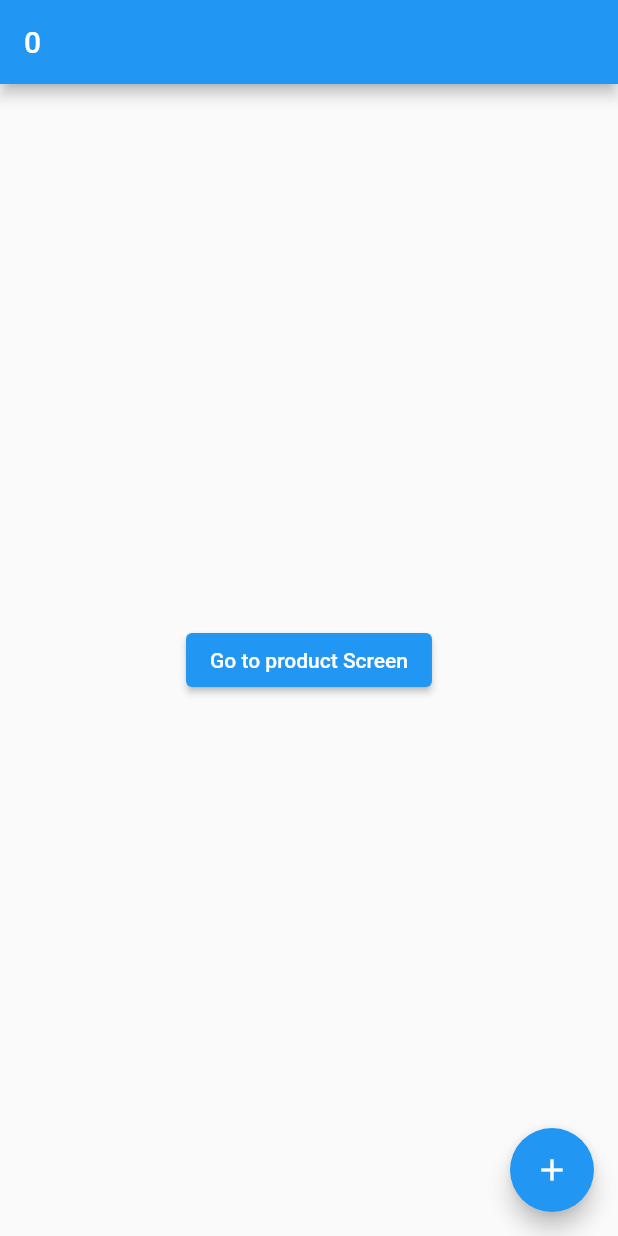
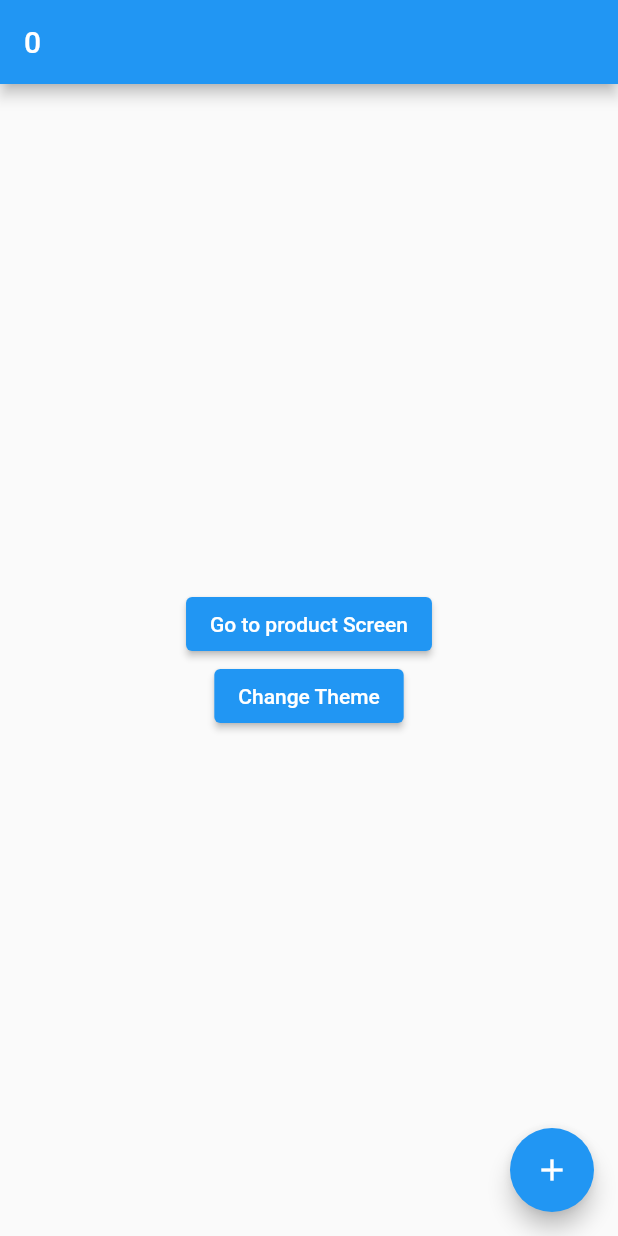
Before and after one commit to muhammadhuzaifakhan1133/getx-learning, a Flutter app: the screen it shows after launch, on a phone screen of 412 x 824 dp. Run offline on Flutter 3.47's test engine with Material 2 defaults, Android fonts, the phone set to English and light mode, and no system bars; our stand-ins replace get.

```diff
--- a/learning/lib/views/home.dart
+++ b/learning/lib/views/home.dart
@@ -14,11 +14,23 @@ class HomeView extends StatelessWidget {
     return Scaffold(
       appBar: AppBar(title: Obx(() => Text("${controller.count}"))),
       body: Center(
-          child: ElevatedButton(
-              onPressed: () {
-                Get.to(const ProductView());
-              },
-              child: const Text("Go to product Screen"))),
+        child: Column(
+          mainAxisAlignment: MainAxisAlignment.center,
+          children: [
+            ElevatedButton(
+                onPressed: () {
+                  Get.to(const ProductView());
+                },
+                child: const Text("Go to product Screen")),
+            ElevatedButton(
+                onPressed: () {
+                  Get.changeTheme(
+                      Get.isDarkMode ? ThemeData.light() : ThemeData.dark());
+                },
+                child: Text("Change Theme"))
+          ],
+        ),
+      ),
       floatingActionButton: FloatingActionButton(
           child: Icon(Icons.add), onPressed: controller.increment),
     );
```
Also changed, not shown: learning/lib/views/product.dart (+7 -0 lines).
